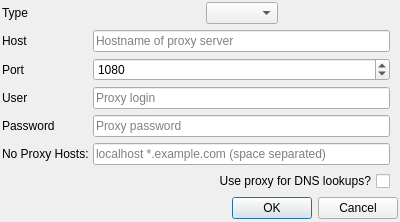
First picture: the form in src/proxydialog.ui, repository tomahawk-player/tomahawk, before the edit.
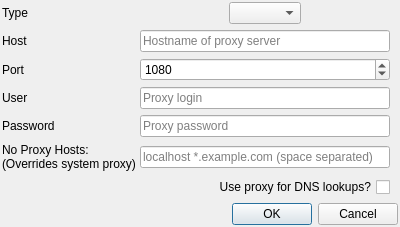
Second picture: the form after the edit.

Commit message:
Fix XMPP proxy. Make no proxy hosts static so changing it works across all threads; make a duplication method so jreen doesn't scopepointer us to death on shutdown; pass in proxyfactory to jreen.
Conflicts:

	src/settingsdialog.cpp
	src/sip/jabber/jabber.cpp

```diff
--- a/src/proxydialog.ui
+++ b/src/proxydialog.ui
@@ -139,7 +139,8 @@
      <item row="5" column="0">
       <widget class="QLabel" name="label">
        <property name="text">
-        <string>No Proxy Hosts:</string>
+        <string>No Proxy Hosts:
+(Overrides system proxy)</string>
        </property>
       </widget>
      </item>
```
The commit also changes 6 other files.
